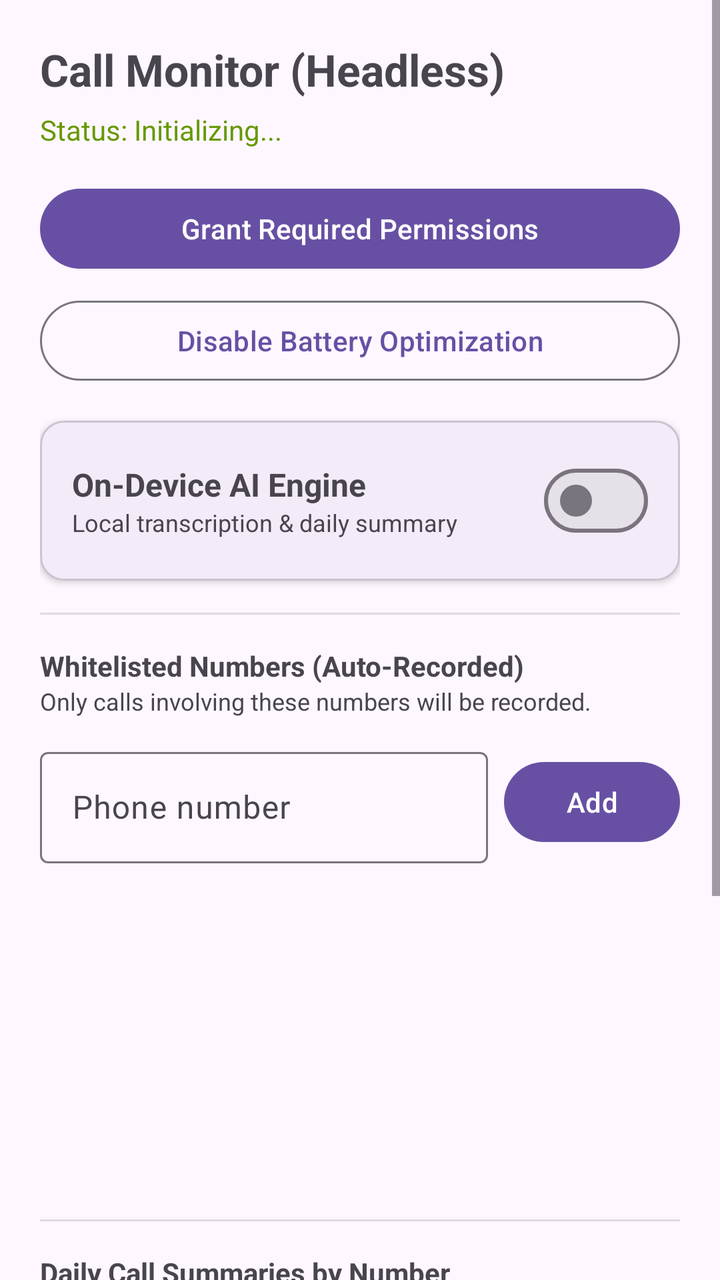
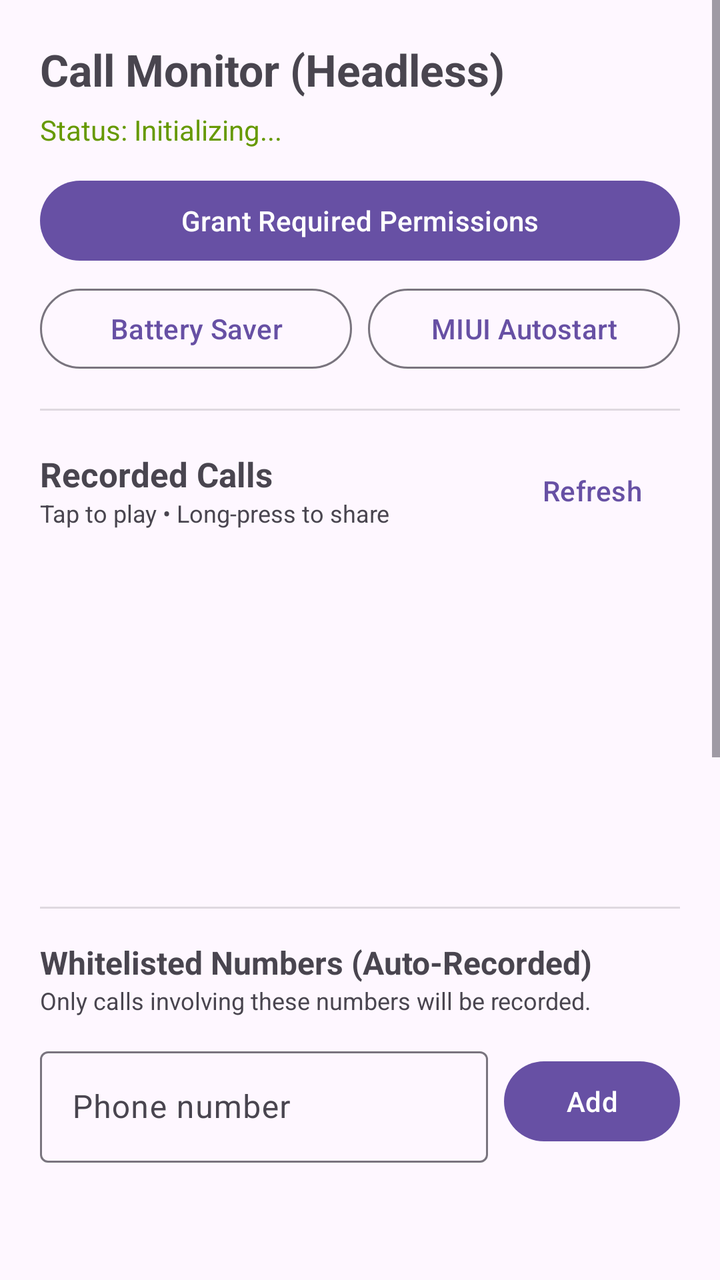

The first picture is an Android layout as it rendered before a commit; the second is the same layout after the commit. The layout source and the unified diff follow.
<!-- AndroidManifest.xml: application theme Theme.Material3.DayNight.NoActionBar -->
<!-- res/layout/activity_main.xml -->
<?xml version="1.0" encoding="utf-8"?>
<ScrollView xmlns:android="http://schemas.android.com/apk/res/android"
    xmlns:app="http://schemas.android.com/apk/res-auto"
    android:layout_width="match_parent"
    android:layout_height="match_parent"
    android:fillViewport="true">

    <LinearLayout
        android:layout_width="match_parent"
        android:layout_height="wrap_content"
        android:orientation="vertical"
        android:padding="20dp">

        <TextView
            android:layout_width="wrap_content"
            android:layout_height="wrap_content"
            android:text="Call Monitor (Headless)"
            android:textSize="22sp"
            android:textStyle="bold" />

        <TextView
            android:id="@+id/tvServiceStatus"
            android:layout_width="wrap_content"
            android:layout_height="wrap_content"
            android:layout_marginTop="6dp"
            android:text="Status: Initializing..."
            android:textColor="@android:color/holo_green_dark"
            android:textSize="14sp" />

        <com.google.android.material.button.MaterialButton
            android:id="@+id/btnPermissions"
            android:layout_width="match_parent"
            android:layout_height="wrap_content"
            android:layout_marginTop="16dp"
            android:text="Grant Required Permissions" />

        <com.google.android.material.button.MaterialButton
            android:id="@+id/btnBatteryOpt"
            style="@style/Widget.Material3.Button.OutlinedButton"
            android:layout_width="match_parent"
            android:layout_height="wrap_content"
            android:layout_marginTop="8dp"
            android:text="Disable Battery Optimization" />

        
        <com.google.android.material.card.MaterialCardView
            android:layout_width="match_parent"
            android:layout_height="wrap_content"
            android:layout_marginTop="16dp"
            app:cardCornerRadius="12dp"
            app:cardElevation="2dp"
            app:strokeWidth="1dp">

            <LinearLayout
                android:layout_width="match_parent"
                android:layout_height="wrap_content"
                android:orientation="vertical"
                android:padding="16dp">

                <LinearLayout
                    android:layout_width="match_parent"
                    android:layout_height="wrap_content"
                    android:gravity="center_vertical"
                    android:orientation="horizontal">

                    <LinearLayout
                        android:layout_width="0dp"
                        android:layout_height="wrap_content"
                        android:layout_weight="1"
                        android:orientation="vertical">

                        <TextView
                            android:layout_width="wrap_content"
                            android:layout_height="wrap_content"
                            android:text="On-Device AI Engine"
                            android:textSize="16sp"
                            android:textStyle="bold" />

                        <TextView
                            android:layout_width="wrap_content"
                            android:layout_height="wrap_content"
                            android:text="Local transcription &amp; daily summary"
                            android:textColor="?android:attr/textColorSecondary"
                            android:textSize="12sp" />
                    </LinearLayout>

                    <com.google.android.material.materialswitch.MaterialSwitch
                        android:id="@+id/switchAiEnabled"
                        android:layout_width="wrap_content"
                        android:layout_height="wrap_content" />
                </LinearLayout>

                
                <LinearLayout
                    android:id="@+id/layoutDownloadProgress"
                    android:layout_width="match_parent"
                    android:layout_height="wrap_content"
                    android:layout_marginTop="12dp"
                    android:orientation="vertical"
                    android:visibility="gone">

                    <TextView
                        android:id="@+id/tvDownloadCounter"
                        android:layout_width="wrap_content"
                        android:layout_height="wrap_content"
                        android:text="Downloading Whisper Model: 0.0 MB / 75.0 MB (0%)"
                        android:textSize="13sp"
                        android:textStyle="bold" />

                    <ProgressBar
                        android:id="@+id/pbDownload"
                        style="?android:attr/progressBarStyleHorizontal"
                        android:layout_width="match_parent"
                        android:layout_height="8dp"
                        android:layout_marginTop="6dp"
                        android:max="100"
                        android:progress="0" />
                </LinearLayout>

                
                <LinearLayout
                    android:id="@+id/layoutAiControls"
                    android:layout_width="match_parent"
                    android:layout_height="wrap_content"
                    android:layout_marginTop="12dp"
                    android:orientation="vertical"
                    android:visibility="gone">

                    <TextView
                        android:id="@+id/tvAiModelStatus"
                        android:layout_width="wrap_content"
                        android:layout_height="wrap_content"
                        android:text="Status: AI Model Ready"
                        android:textColor="@android:color/holo_green_dark"
                        android:textSize="13sp"
                        android:textStyle="bold" />

                    <com.google.android.material.button.MaterialButton
                        android:id="@+id/btnProcessRecordings"
                        android:layout_width="match_parent"
                        android:layout_height="wrap_content"
                        android:layout_marginTop="8dp"
                        android:text="Transcribe &amp; Summarize Existing Audio" />

                    <TextView
                        android:id="@+id/tvProcessingStatus"
                        android:layout_width="wrap_content"
                        android:layout_height="wrap_content"
                        android:layout_marginTop="4dp"
                        android:text=""
                        android:textColor="?android:attr/textColorSecondary"
                        android:textSize="12sp" />
                </LinearLayout>

            </LinearLayout>
        </com.google.android.material.card.MaterialCardView>

        
        <View
            android:layout_width="match_parent"
            android:layout_height="1dp"
            android:layout_marginTop="16dp"
            android:layout_marginBottom="16dp"
            android:background="?android:attr/listDivider" />

        <TextView
            android:layout_width="wrap_content"
            android:layout_height="wrap_content"
            android:text="Whitelisted Numbers (Auto-Recorded)"
            android:textStyle="bold" />

        <TextView
            android:layout_width="wrap_content"
            android:layout_height="wrap_content"
            android:text="Only calls involving these numbers will be recorded."
            android:textColor="?android:attr/textColorSecondary"
            android:textSize="12sp" />

        <LinearLayout
            android:layout_width="match_parent"
            android:layout_height="wrap_content"
            android:layout_marginTop="12dp"
            android:orientation="horizontal">

            <com.google.android.material.textfield.TextInputLayout
                android:layout_width="0dp"
                android:layout_height="wrap_content"
                android:layout_weight="1"
                android:hint="Phone number">

                <com.google.android.material.textfield.TextInputEditText
                    android:id="@+id/etPhoneNumber"
                    android:layout_width="match_parent"
                    android:layout_height="wrap_content"
                    android:inputType="phone"
                    android:maxLines="1" />
            </com.google.android.material.textfield.TextInputLayout>

            <com.google.android.material.button.MaterialButton
                android:id="@+id/btnAddNumber"
                android:layout_width="wrap_content"
                android:layout_height="wrap_content"
                android:layout_gravity="center_vertical"
                android:layout_marginStart="8dp"
                android:text="Add" />
        </LinearLayout>

        <ListView
            android:id="@+id/lvWhitelist"
            android:layout_width="match_parent"
            android:layout_height="150dp"
            android:layout_marginTop="12dp" />

        
        <View
            android:layout_width="match_parent"
            android:layout_height="1dp"
            android:layout_marginTop="16dp"
            android:layout_marginBottom="16dp"
            android:background="?android:attr/listDivider" />

        <TextView
            android:layout_width="wrap_content"
            android:layout_height="wrap_content"
            android:text="Daily Call Summaries by Number"
            android:textStyle="bold" />

        <TextView
            android:layout_width="wrap_content"
            android:layout_height="wrap_content"
            android:text="Aggregated daily summaries and extracted decisions."
            android:textColor="?android:attr/textColorSecondary"
            android:textSize="12sp" />

        <ListView
            android:id="@+id/lvDailySummaries"
            android:layout_width="match_parent"
            android:layout_height="220dp"
            android:layout_marginTop="12dp" />

    </LinearLayout>
</ScrollView>
<!-- resources referenced by this layout -->
<resources>

</resources>

<!-- the commit's change to res/layout/activity_main.xml (unified diff, before → after) -->
@@ -31,22 +31,151 @@
             android:id="@+id/btnPermissions"
             android:layout_width="match_parent"
             android:layout_height="wrap_content"
+            android:layout_marginTop="12dp"
+            android:text="Grant Required Permissions" />
+
+        <LinearLayout
+            android:layout_width="match_parent"
+            android:layout_height="wrap_content"
+            android:layout_marginTop="6dp"
+            android:orientation="horizontal">
+
+            <com.google.android.material.button.MaterialButton
+                android:id="@+id/btnBatteryOpt"
+                style="@style/Widget.Material3.Button.OutlinedButton"
+                android:layout_width="0dp"
+                android:layout_height="wrap_content"
+                android:layout_weight="1"
+                android:text="Battery Saver" />
+
+            <com.google.android.material.button.MaterialButton
+                android:id="@+id/btnAutostart"
+                style="@style/Widget.Material3.Button.OutlinedButton"
+                android:layout_width="0dp"
+                android:layout_height="wrap_content"
+                android:layout_marginStart="8dp"
+                android:layout_weight="1"
+                android:text="MIUI Autostart" />
+        </LinearLayout>
+
+        
+        <View
+            android:layout_width="match_parent"
+            android:layout_height="1dp"
             android:layout_marginTop="16dp"
-            android:text="Grant Required Permissions" />
-
-        <com.google.android.material.button.MaterialButton
-            android:id="@+id/btnBatteryOpt"
-            style="@style/Widget.Material3.Button.OutlinedButton"
-            android:layout_width="match_parent"
-            android:layout_height="wrap_content"
-            android:layout_marginTop="8dp"
-            android:text="Disable Battery Optimization" />
+            android:layout_marginBottom="16dp"
+            android:background="?android:attr/listDivider" />
+
+        <LinearLayout
+            android:layout_width="match_parent"
+            android:layout_height="wrap_content"
+            android:gravity="center_vertical"
+            android:orientation="horizontal">
+
+            <LinearLayout
+                android:layout_width="0dp"
+                android:layout_height="wrap_content"
+                android:layout_weight="1"
+                android:orientation="vertical">
+
+                <TextView
+                    android:layout_width="wrap_content"
+                    android:layout_height="wrap_content"
+                    android:text="Recorded Calls"
+                    android:textSize="17sp"
+                    android:textStyle="bold" />
+
+                <TextView
+                    android:id="@+id/tvRecordingsPath"
+                    android:layout_width="wrap_content"
+                    android:layout_height="wrap_content"
+                    android:text="Tap to play • Long-press to share"
+                    android:textColor="?android:attr/textColorSecondary"
+                    android:textSize="12sp" />
+            </LinearLayout>
+
+            <com.google.android.material.button.MaterialButton
+                android:id="@+id/btnRefreshRecordings"
+                style="@style/Widget.Material3.Button.TextButton"
+                android:layout_width="wrap_content"
+                android:layout_height="wrap_content"
+                android:text="Refresh" />
+        </LinearLayout>
+
+        <ListView
+            android:id="@+id/lvRecordings"
+            android:layout_width="match_parent"
+            android:layout_height="160dp"
+            android:layout_marginTop="8dp" />
 
         
+        <View
+            android:layout_width="match_parent"
+            android:layout_height="1dp"
+            android:layout_marginTop="16dp"
+            android:layout_marginBottom="16dp"
+            android:background="?android:attr/listDivider" />
+
+        <TextView
+            android:layout_width="wrap_content"
+            android:layout_height="wrap_content"
+            android:text="Whitelisted Numbers (Auto-Recorded)"
+            android:textSize="16sp"
+            android:textStyle="bold" />
+
+        <TextView
+            android:layout_width="wrap_content"
+            android:layout_height="wrap_content"
+            android:text="Only calls involving these numbers will be recorded."
+            android:textColor="?android:attr/textColorSecondary"
+            android:textSize="12sp" />
+
+        <LinearLayout
+            android:layout_width="match_parent"
+            android:layout_height="wrap_content"
+            android:layout_marginTop="12dp"
+            android:orientation="horizontal">
+
+            <com.google.android.material.textfield.TextInputLayout
+                android:layout_width="0dp"
+                android:layout_height="wrap_content"
+                android:layout_weight="1"
+                android:hint="Phone number">
+
+                <com.google.android.material.textfield.TextInputEditText
+                    android:id="@+id/etPhoneNumber"
+                    android:layout_width="match_parent"
+                    android:layout_height="wrap_content"
+                    android:inputType="phone"
+                    android:maxLines="1" />
+            </com.google.android.material.textfield.TextInputLayout>
+
+            <com.google.android.material.button.MaterialButton
+                android:id="@+id/btnAddNumber"
+                android:layout_width="wrap_content"
+                android:layout_height="wrap_content"
+                android:layout_gravity="center_vertical"
+                android:layout_marginStart="8dp"
+                android:text="Add" />
+        </LinearLayout>
+
+        <ListView
+            android:id="@+id/lvWhitelist"
+            android:layout_width="match_parent"
+            android:layout_height="120dp"
+            android:layout_marginTop="8dp" />
+
+        
+        <View
+            android:layout_width="match_parent"
+            android:layout_height="1dp"
+            android:layout_marginTop="16dp"
+            android:layout_marginBottom="16dp"
+            android:background="?android:attr/listDivider" />
+
         <com.google.android.material.card.MaterialCardView
             android:layout_width="match_parent"
             android:layout_height="wrap_content"
-            android:layout_marginTop="16dp"
             app:cardCornerRadius="12dp"
             app:cardElevation="2dp"
             app:strokeWidth="1dp">
@@ -166,63 +295,8 @@
         <TextView
             android:layout_width="wrap_content"
             android:layout_height="wrap_content"
-            android:text="Whitelisted Numbers (Auto-Recorded)"
-            android:textStyle="bold" />
-
-        <TextView
-            android:layout_width="wrap_content"
-            android:layout_height="wrap_content"
-            android:text="Only calls involving these numbers will be recorded."
-            android:textColor="?android:attr/textColorSecondary"
-            android:textSize="12sp" />
-
-        <LinearLayout
-            android:layout_width="match_parent"
-            android:layout_height="wrap_content"
-            android:layout_marginTop="12dp"
-            android:orientation="horizontal">
-
-            <com.google.android.material.textfield.TextInputLayout
-                android:layout_width="0dp"
-                android:layout_height="wrap_content"
-                android:layout_weight="1"
-                android:hint="Phone number">
-
-                <com.google.android.material.textfield.TextInputEditText
-                    android:id="@+id/etPhoneNumber"
-                    android:layout_width="match_parent"
-                    android:layout_height="wrap_content"
-                    android:inputType="phone"
-                    android:maxLines="1" />
-            </com.google.android.material.textfield.TextInputLayout>
-
-            <com.google.android.material.button.MaterialButton
-                android:id="@+id/btnAddNumber"
-                android:layout_width="wrap_content"
-                android:layout_height="wrap_content"
-                android:layout_gravity="center_vertical"
-                android:layout_marginStart="8dp"
-                android:text="Add" />
-        </LinearLayout>
-
-        <ListView
-            android:id="@+id/lvWhitelist"
-            android:layout_width="match_parent"
-            android:layout_height="150dp"
-            android:layout_marginTop="12dp" />
-
-        
-        <View
-            android:layout_width="match_parent"
-            android:layout_height="1dp"
-            android:layout_marginTop="16dp"
-            android:layout_marginBottom="16dp"
-            android:background="?android:attr/listDivider" />
-
-        <TextView
-            android:layout_width="wrap_content"
-            android:layout_height="wrap_content"
             android:text="Daily Call Summaries by Number"
+            android:textSize="16sp"
             android:textStyle="bold" />
 
         <TextView
@@ -235,8 +309,8 @@
         <ListView
             android:id="@+id/lvDailySummaries"
             android:layout_width="match_parent"
-            android:layout_height="220dp"
-            android:layout_marginTop="12dp" />
+            android:layout_height="160dp"
+            android:layout_marginTop="8dp" />
 
     </LinearLayout>
 </ScrollView>
